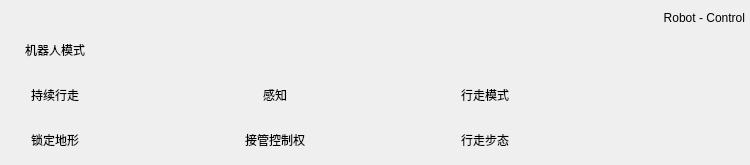
The window that RoboticUserInterface/include/form/SevnceRobot_Ctrl.ui (ADrownFish/RoboticUserInterface) describes before a commit, drawn with Qt 5.
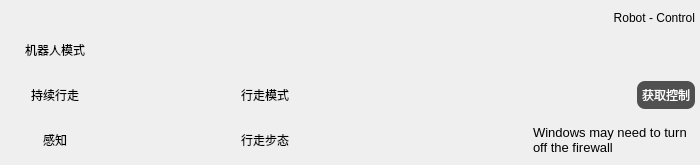
The same window after the commit. Custom widgets are drawn as their Qt base class.

Patch:
```diff
--- a/RoboticUserInterface/include/form/SevnceRobot_Ctrl.ui
+++ b/RoboticUserInterface/include/form/SevnceRobot_Ctrl.ui
@@ -6,13 +6,13 @@
    <rect>
     <x>0</x>
     <y>0</y>
-    <width>750</width>
+    <width>700</width>
     <height>165</height>
    </rect>
   </property>
   <property name="minimumSize">
    <size>
-    <width>0</width>
+    <width>700</width>
     <height>0</height>
    </size>
   </property>
@@ -98,107 +98,7 @@
       <property name="verticalSpacing">
        <number>5</number>
       </property>
-      <item row="1" column="7">
-       <widget class="QWWindowButton" name="widget_walkMode" native="true">
-        <property name="minimumSize">
-         <size>
-          <width>220</width>
-          <height>40</height>
-         </size>
-        </property>
-        <property name="maximumSize">
-         <size>
-          <width>220</width>
-          <height>40</height>
-         </size>
-        </property>
-        
-       </widget>
-      </item>
-      <item row="1" column="3">
-       <widget class="QWWindowButton" name="widget_keepWalking" native="true">
-        <property name="minimumSize">
-         <size>
-          <width>120</width>
-          <height>40</height>
-         </size>
-        </property>
-        <property name="maximumSize">
-         <size>
-          <width>120</width>
-          <height>40</height>
-         </size>
-        </property>
-        
-       </widget>
-      </item>
-      <item row="2" column="2">
-       <widget class="QLabel" name="label_7">
-        <property name="minimumSize">
-         <size>
-          <width>100</width>
-          <height>30</height>
-         </size>
-        </property>
-        <property name="maximumSize">
-         <size>
-          <width>100</width>
-          <height>30</height>
-         </size>
-        </property>
-        <property name="text">
-         <string>锁定地形</string>
-        </property>
-        <property name="alignment">
-         <set>Qt::AlignCenter</set>
-        </property>
-       </widget>
-      </item>
-      <item row="0" column="2">
-       <widget class="QLabel" name="label">
-        <property name="minimumSize">
-         <size>
-          <width>100</width>
-          <height>30</height>
-         </size>
-        </property>
-        <property name="maximumSize">
-         <size>
-          <width>100</width>
-          <height>30</height>
-         </size>
-        </property>
-        <property name="text">
-         <string>机器人模式</string>
-        </property>
-        <property name="alignment">
-         <set>Qt::AlignCenter</set>
-        </property>
-       </widget>
-      </item>
-      <item row="1" column="6">
-       <widget class="QLabel" name="label_12">
-        <property name="minimumSize">
-         <size>
-          <width>80</width>
-          <height>30</height>
-         </size>
-        </property>
-        <property name="maximumSize">
-         <size>
-          <width>100</width>
-          <height>30</height>
-         </size>
-        </property>
-        <property name="text">
-         <string>行走模式</string>
-        </property>
-        <property name="alignment">
-         <set>Qt::AlignCenter</set>
-        </property>
-       </widget>
-      </item>
-      <item row="1" column="5">
+      <item row="2" column="3">
        <widget class="QWWindowButton" name="widget_isPerceptive" native="true">
         <property name="minimumSize">
          <size>
@@ -215,29 +115,7 @@
         
        </widget>
       </item>
-      <item row="2" column="6">
-       <widget class="QLabel" name="label_10">
-        <property name="minimumSize">
-         <size>
-          <width>80</width>
-          <height>30</height>
-         </size>
-        </property>
-        <property name="maximumSize">
-         <size>
-          <width>100</width>
-          <height>30</height>
-         </size>
-        </property>
-        <property name="text">
-         <string>行走步态</string>
-        </property>
-        <property name="alignment">
-         <set>Qt::AlignCenter</set>
-        </property>
-       </widget>
-      </item>
-      <item row="1" column="4">
+      <item row="2" column="2">
        <widget class="QLabel" name="label_9">
         <property name="minimumSize">
          <size>
@@ -259,38 +137,54 @@
         </property>
        </widget>
       </item>
-      <item row="2" column="7">
-       <widget class="QWWindowButton" name="widget_walkGait" native="true">
+      <item row="2" column="4">
+       <widget class="QLabel" name="label_10">
         <property name="minimumSize">
          <size>
-          <width>220</width>
-          <height>40</height>
+          <width>80</width>
+          <height>30</height>
          </size>
         </property>
         <property name="maximumSize">
          <size>
-          <width>220</width>
-          <height>40</height>
+          <width>100</width>
+          <height>30</height>
          </size>
         </property>
-        
+        <property name="text">
+         <string>行走步态</string>
+        </property>
+        <property name="alignment">
+         <set>Qt::AlignmentFlag::AlignCenter</set>
+        </property>
        </widget>
       </item>
-      <item row="2" column="3">
-       <widget class="QWWindowButton" name="widget_lockedTerrain" native="true">
-        <property name="minimumSize">
-         <size>
-          <width>120</width>
-          <height>40</height>
-         </size>
+      <item row="1" column="7">
+       <widget class="QPushButton" name="btn_TakingControl">
+        <property name="sizePolicy">
+         <sizepolicy hsizetype="Minimum" vsizetype="Fixed">
+          <horstretch>0</horstretch>
+          <verstretch>0</verstretch>
+         </sizepolicy>
         </property>
-        <property name="maximumSize">
-         <size>
-          <width>120</width>
-          <height>40</height>
-         </size>
+        <property name="styleSheet">
+         <string notr="true">QPushButton{
+background-color: rgb(80, 80, 80);
+border:0;
+border-radius:8;
+color: rgb(255, 255, 255);
+padding: 5px;;
+}
+QPushButton::hover{
+background-color: rgba(80, 80, 80,200);
+}
+QPushButton::pressed{
+background-color: rgba(80, 80, 80,100);
+}</string>
         </property>
-        
+        <property name="text">
+         <string>获取控制</string>
+        </property>
        </widget>
       </item>
       <item row="1" column="2">
@@ -315,7 +209,7 @@
         </property>
        </widget>
       </item>
-      <item row="0" column="3" colspan="5">
+      <item row="0" column="3" colspan="6">
        <widget class="QWWindowButton" name="widget_robotMode" native="true">
         <property name="minimumSize">
          <size>
@@ -329,35 +223,88 @@
           <height>40</height>
          </size>
         </property>
-        
-       </widget>
-      </item>
-      <item row="2" column="4">
-       <widget class="QLabel" name="label_11">
-        <property name="minimumSize">
-         <size>
-          <width>100</width>
-          <height>30</height>
-         </size>
-        </property>
-        <property name="maximumSize">
-         <size>
-          <width>100</width>
-          <height>30</height>
-         </size>
-        </property>
-        <property name="text">
-         <string>接管控制权</string>
-        </property>
-        <property name="alignment">
-         <set>Qt::AlignCenter</set>
-        </property>
        </widget>
       </item>
       <item row="2" column="5">
-       <widget class="QWWindowButton" name="widget_TakingControl" native="true">
+       <widget class="QWWindowButton" name="widget_walkGait" native="true">
         <property name="minimumSize">
          <size>
+          <width>220</width>
+          <height>40</height>
+         </size>
+        </property>
+        <property name="maximumSize">
+         <size>
+          <width>220</width>
+          <height>40</height>
+         </size>
+        </property>
+       </widget>
+      </item>
+      <item row="0" column="2">
+       <widget class="QLabel" name="label">
+        <property name="minimumSize">
+         <size>
+          <width>100</width>
+          <height>30</height>
+         </size>
+        </property>
+        <property name="maximumSize">
+         <size>
+          <width>100</width>
+          <height>30</height>
+         </size>
+        </property>
+        <property name="text">
+         <string>机器人模式</string>
+        </property>
+        <property name="alignment">
+         <set>Qt::AlignmentFlag::AlignCenter</set>
+        </property>
+       </widget>
+      </item>
+      <item row="1" column="5">
+       <widget class="QWWindowButton" name="widget_walkMode" native="true">
+        <property name="minimumSize">
+         <size>
+          <width>220</width>
+          <height>40</height>
+         </size>
+        </property>
+        <property name="maximumSize">
+         <size>
+          <width>220</width>
+          <height>40</height>
+         </size>
+        </property>
+       </widget>
+      </item>
+      <item row="1" column="4">
+       <widget class="QLabel" name="label_12">
+        <property name="minimumSize">
+         <size>
+          <width>80</width>
+          <height>30</height>
+         </size>
+        </property>
+        <property name="maximumSize">
+         <size>
+          <width>100</width>
+          <height>30</height>
+         </size>
+        </property>
+        <property name="text">
+         <string>行走模式</string>
+        </property>
+        <property name="alignment">
+         <set>Qt::AlignmentFlag::AlignCenter</set>
+        </property>
+       </widget>
+      </item>
+      <item row="1" column="3">
+       <widget class="QWWindowButton" name="widget_keepWalking" native="true">
+        <property name="minimumSize">
+         <size>
           <width>120</width>
           <height>40</height>
          </size>
@@ -368,7 +315,37 @@
           <height>40</height>
          </size>
         </property>
-        
+       </widget>
+      </item>
+      <item row="1" column="6">
+       <spacer name="horizontalSpacer">
+        <property name="orientation">
+         <enum>Qt::Orientation::Horizontal</enum>
+        </property>
+        <property name="sizeHint" stdset="0">
+         <size>
+          <width>40</width>
+          <height>20</height>
+         </size>
+        </property>
+       </spacer>
+      </item>
+      <item row="2" column="6" colspan="2">
+       <widget class="QLabel" name="label_msg">
+        <property name="font">
+         <font>
+          <pointsize>10</pointsize>
+         </font>
+        </property>
+        <property name="styleSheet">
+         <string notr="true">padding-left: 5px; padding-right: 5px;</string>
+        </property>
+        <property name="text">
+         <string>Windows may need to turn off the firewall</string>
+        </property>
+        <property name="wordWrap">
+         <bool>true</bool>
+        </property>
        </widget>
       </item>
      </layout>
```
Left out of the diff: 8 changed lines with no effect on the pictures.
